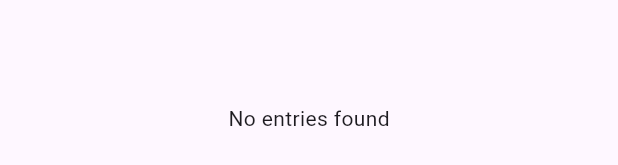
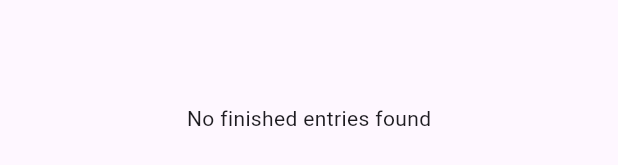
Before and after one commit to shofiq0023/flutter-popcorn-watchlist-tracker, a Flutter app: the UnfinishedWatchlistPage widget shown alone on an empty page, opened directly, on a phone screen of 412 x 824 dp. Shown: the part 500-665 px from the top of the screen. Run offline on Flutter 3.47's test engine with Material 3 defaults, Android fonts, the light colour scheme and no system bars; our stand-ins replace objectbox; generated files the repository leaves out were written again.

Commit message:
added a little meaningful message in unfinished watchlist page

```diff
--- a/lib/pages/unfinished_watchlist_page.dart
+++ b/lib/pages/unfinished_watchlist_page.dart
@@ -22,7 +22,7 @@ class _UnfinishedWatchlistPageState extends State<UnfinishedWatchlistPage> {
             if (snapshot.hasError) {
               return Center(child: Text('Error: ${snapshot.error}'));
             } else if (!snapshot.hasData || snapshot.data!.isEmpty) {
-              return Center(child: Text('No entries found'));
+              return Center(child: Text('No finished entries found'));
             }
 
             final entries = snapshot.data!;
```
